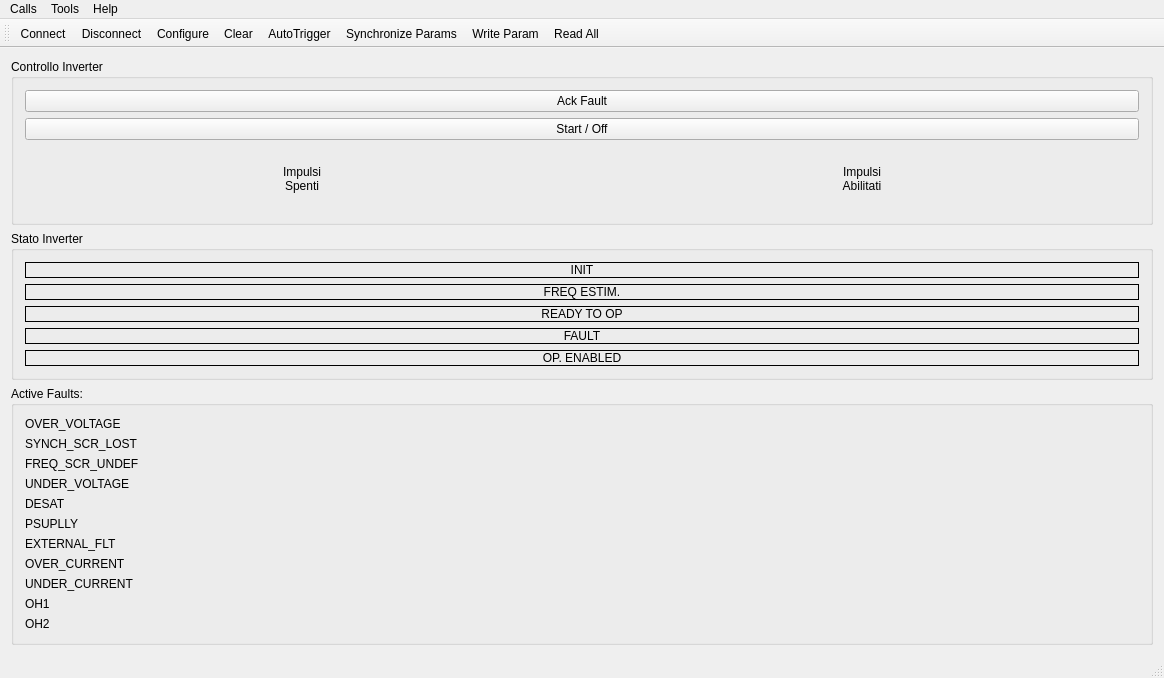
Above: ui/mainwindow.ui from lgrittin/ike_gui before the change. Below: the same form after it.
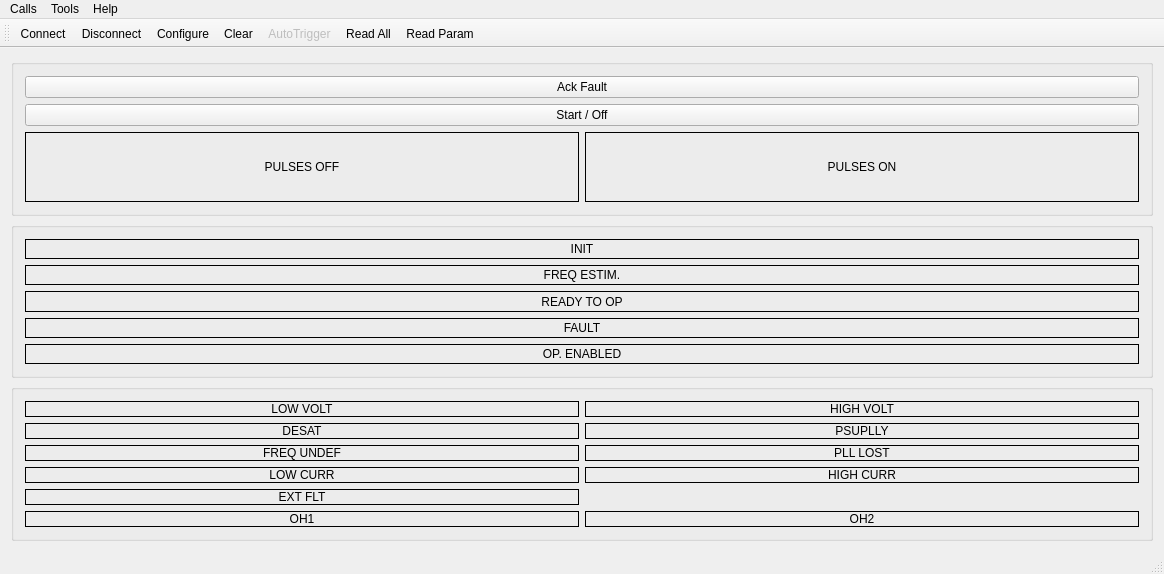
That is the form after the change. Icons and pictures are not drawn.

Diff of the .ui file:
```diff
--- a/ui/mainwindow.ui
+++ b/ui/mainwindow.ui
@@ -7,7 +7,7 @@
     <x>0</x>
     <y>0</y>
     <width>1164</width>
-    <height>678</height>
+    <height>574</height>
    </rect>
   </property>
   <property name="sizePolicy">
@@ -24,15 +24,18 @@
   </property>
   <widget class="QWidget" name="centralWidget">
    <layout class="QGridLayout" name="gridLayout">
-    <item row="2" column="1">
+    <item row="2" column="0" rowspan="2">
      <widget class="QGroupBox" name="groupBox_statoInverter">
       <property name="title">
-       <string>Stato Inverter</string>
+       <string/>
       </property>
       <property name="flat">
        <bool>false</bool>
       </property>
       <layout class="QVBoxLayout" name="verticalLayout_2">
+       <property name="sizeConstraint">
+        <enum>QLayout::SetDefaultConstraint</enum>
+       </property>
        <item>
         <widget class="QLabel" name="label_init">
          <property name="focusPolicy">
@@ -131,105 +134,18 @@
       </layout>
      </widget>
     </item>
-    <item row="3" column="1">
-     <widget class="QGroupBox" name="groupBox">
-      <property name="title">
-       <string>Active Faults:</string>
-      </property>
-      <layout class="QVBoxLayout" name="verticalLayout_3">
-       <item>
-        <layout class="QVBoxLayout" name="verticalLayout">
-         <item>
-          <widget class="QLabel" name="label_OVER_VOLTAGE">
-           <property name="text">
-            <string>OVER_VOLTAGE</string>
-           </property>
-          </widget>
-         </item>
-         <item>
-          <widget class="QLabel" name="label_SYNCH_SCR_LOST">
-           <property name="text">
-            <string>SYNCH_SCR_LOST</string>
-           </property>
-          </widget>
-         </item>
-         <item>
-          <widget class="QLabel" name="label_FREQ_SCR_UNDEF">
-           <property name="text">
-            <string>FREQ_SCR_UNDEF</string>
-           </property>
-          </widget>
-         </item>
-         <item>
-          <widget class="QLabel" name="label_UNDER_VOLTAGE">
-           <property name="text">
-            <string>UNDER_VOLTAGE</string>
-           </property>
-          </widget>
-         </item>
-         <item>
-          <widget class="QLabel" name="label_DESAT">
-           <property name="text">
-            <string>DESAT</string>
-           </property>
-          </widget>
-         </item>
-         <item>
-          <widget class="QLabel" name="label_PSUPLLY">
-           <property name="text">
-            <string>PSUPLLY</string>
-           </property>
-          </widget>
-         </item>
-         <item>
-          <widget class="QLabel" name="label_EXTERNAL_FLT">
-           <property name="text">
-            <string>EXTERNAL_FLT</string>
-           </property>
-          </widget>
-         </item>
-         <item>
-          <widget class="QLabel" name="label_OVER_CURRENT">
-           <property name="text">
-            <string>OVER_CURRENT</string>
-           </property>
-          </widget>
-         </item>
-         <item>
-          <widget class="QLabel" name="label_UNDER_CURRENT">
-           <property name="text">
-            <string>UNDER_CURRENT</string>
-           </property>
-          </widget>
-         </item>
-         <item>
-          <widget class="QLabel" name="label_OH1">
-           <property name="text">
-            <string>OH1</string>
-           </property>
-          </widget>
-         </item>
-         <item>
-          <widget class="QLabel" name="label_OH2">
-           <property name="text">
-            <string>OH2</string>
-           </property>
-          </widget>
-         </item>
-        </layout>
-       </item>
-      </layout>
-     </widget>
-    </item>
-    <item row="0" column="1" rowspan="2">
+    <item row="0" column="0" rowspan="2">
      <widget class="QGroupBox" name="groupBox_controlloInverter">
       <property name="title">
-       <string>Controllo Inverter</string>
+       <string/>
       </property>
       <property name="flat">
        <bool>false</bool>
       </property>
       <layout class="QGridLayout" name="gridLayout_2">
+       <property name="sizeConstraint">
+        <enum>QLayout::SetDefaultConstraint</enum>
+       </property>
        <item row="1" column="0" colspan="2">
         <widget class="QPushButton" name="pushButton_start">
          <property name="text">
@@ -252,9 +168,11 @@
        </item>
        <item row="2" column="0">
         <widget class="QLabel" name="label_ImpulsiSpenti">
+         <property name="frameShape">
+          <enum>QFrame::Box</enum>
+         </property>
          <property name="text">
-          <string>Impulsi
-Spenti</string>
+          <string>PULSES OFF</string>
          </property>
          <property name="alignment">
           <set>Qt::AlignCenter</set>
@@ -263,9 +181,11 @@
        </item>
        <item row="2" column="1">
         <widget class="QLabel" name="label_impulsiAttivi">
+         <property name="frameShape">
+          <enum>QFrame::Box</enum>
+         </property>
          <property name="text">
-          <string>Impulsi
-Abilitati</string>
+          <string>PULSES ON</string>
          </property>
          <property name="alignment">
           <set>Qt::AlignCenter</set>
@@ -275,15 +195,161 @@
       </layout>
      </widget>
     </item>
-    <item row="3" column="0">
-     <layout class="QHBoxLayout" name="horizontalLayout_process"/>
-    </item>
-    <item row="0" column="0" rowspan="3">
-     <layout class="QHBoxLayout" name="horizontalLayout_params">
-      <property name="sizeConstraint">
-       <enum>QLayout::SetDefaultConstraint</enum>
+    <item row="4" column="0">
+     <widget class="QGroupBox" name="groupBox_faults">
+      <property name="title">
+       <string/>
       </property>
-     </layout>
+      <layout class="QVBoxLayout" name="verticalLayout_3">
+       <item>
+        <layout class="QGridLayout" name="gridLayout_3">
+         <item row="0" column="0">
+          <widget class="QLabel" name="label_UNDER_VOLTAGE">
+           <property name="frameShape">
+            <enum>QFrame::Box</enum>
+           </property>
+           <property name="text">
+            <string>LOW VOLT</string>
+           </property>
+           <property name="alignment">
+            <set>Qt::AlignCenter</set>
+           </property>
+          </widget>
+         </item>
+         <item row="0" column="1">
+          <widget class="QLabel" name="label_OVER_VOLTAGE">
+           <property name="frameShape">
+            <enum>QFrame::Box</enum>
+           </property>
+           <property name="text">
+            <string>HIGH VOLT</string>
+           </property>
+           <property name="alignment">
+            <set>Qt::AlignCenter</set>
+           </property>
+          </widget>
+         </item>
+         <item row="1" column="0">
+          <widget class="QLabel" name="label_DESAT">
+           <property name="frameShape">
+            <enum>QFrame::Box</enum>
+           </property>
+           <property name="text">
+            <string>DESAT</string>
+           </property>
+           <property name="alignment">
+            <set>Qt::AlignCenter</set>
+           </property>
+          </widget>
+         </item>
+         <item row="1" column="1">
+          <widget class="QLabel" name="label_PSUPLLY">
+           <property name="frameShape">
+            <enum>QFrame::Box</enum>
+           </property>
+           <property name="text">
+            <string>PSUPLLY</string>
+           </property>
+           <property name="alignment">
+            <set>Qt::AlignCenter</set>
+           </property>
+          </widget>
+         </item>
+         <item row="2" column="0">
+          <widget class="QLabel" name="label_FREQ_SCR_UNDEF">
+           <property name="frameShape">
+            <enum>QFrame::Box</enum>
+           </property>
+           <property name="text">
+            <string>FREQ UNDEF</string>
+           </property>
+           <property name="alignment">
+            <set>Qt::AlignCenter</set>
+           </property>
+          </widget>
+         </item>
+         <item row="2" column="1">
+          <widget class="QLabel" name="label_SYNCH_SCR_LOST">
+           <property name="frameShape">
+            <enum>QFrame::Box</enum>
+           </property>
+           <property name="text">
+            <string>PLL LOST</string>
+           </property>
+           <property name="alignment">
+            <set>Qt::AlignCenter</set>
+           </property>
+          </widget>
+         </item>
+         <item row="3" column="0">
+          <widget class="QLabel" name="label_UNDER_CURRENT">
+           <property name="frameShape">
+            <enum>QFrame::Box</enum>
+           </property>
+           <property name="text">
+            <string>LOW CURR</string>
+           </property>
+           <property name="alignment">
+            <set>Qt::AlignCenter</set>
+           </property>
+          </widget>
+         </item>
+         <item row="3" column="1">
+          <widget class="QLabel" name="label_OVER_CURRENT">
+           <property name="frameShape">
+            <enum>QFrame::Box</enum>
+           </property>
+           <property name="text">
+            <string>HIGH CURR</string>
+           </property>
+           <property name="alignment">
+            <set>Qt::AlignCenter</set>
+           </property>
+          </widget>
+         </item>
+         <item row="5" column="0">
+          <widget class="QLabel" name="label_OH1">
+           <property name="frameShape">
+            <enum>QFrame::Box</enum>
+           </property>
+           <property name="text">
+            <string>OH1</string>
+           </property>
+           <property name="alignment">
+            <set>Qt::AlignCenter</set>
+           </property>
+          </widget>
+         </item>
+         <item row="5" column="1">
+          <widget class="QLabel" name="label_OH2">
+           <property name="frameShape">
+            <enum>QFrame::Box</enum>
+           </property>
+           <property name="text">
+            <string>OH2</string>
+           </property>
+           <property name="alignment">
+            <set>Qt::AlignCenter</set>
+           </property>
+          </widget>
+         </item>
+         <item row="4" column="0">
+          <widget class="QLabel" name="label_EXTERNAL_FLT">
+           <property name="frameShape">
+            <enum>QFrame::Box</enum>
+           </property>
+           <property name="text">
+            <string>EXT FLT</string>
+           </property>
+           <property name="alignment">
+            <set>Qt::AlignCenter</set>
+           </property>
+          </widget>
+         </item>
+        </layout>
+       </item>
+      </layout>
+     </widget>
     </item>
    </layout>
   </widget>
@@ -337,9 +403,8 @@
    <addaction name="actionConfigure"/>
    <addaction name="actionClear"/>
    <addaction name="actionAutoTrigger"/>
-   <addaction name="actionSynchronizeParams"/>
-   <addaction name="actionWrite_Param"/>
-   <addaction name="actionRead_All"/>
+   <addaction name="actionReadAll"/>
+   <addaction name="actionRead_Param"/>
   </widget>
   <action name="actionAbout">
    <property name="text">
@@ -434,22 +499,28 @@
     <string>Open Log</string>
    </property>
   </action>
-  <action name="actionSynchronizeParams">
+  <action name="actionReadAll">
+   <property name="checkable">
+    <bool>true</bool>
+   </property>
    <property name="icon">
     <iconset resource="../IKE_gui.qrc">
-     <normaloff>:/images/icons8-synchronize-32.png</normaloff>:/images/icons8-synchronize-32.png</iconset>
+     <normaloff>:/images/icons8-restart-50.png</normaloff>:/images/icons8-restart-50.png</iconset>
    </property>
    <property name="text">
-    <string>Synchronize Params</string>
+    <string>Read All</string>
    </property>
    <property name="toolTip">
-    <string>Write Params And Read All</string>
+    <string>Read Parameters and Process Data</string>
    </property>
   </action>
   <action name="actionAutoTrigger">
    <property name="checkable">
     <bool>true</bool>
    </property>
+   <property name="enabled">
+    <bool>false</bool>
+   </property>
    <property name="icon">
     <iconset resource="../IKE_gui.qrc">
      <normaloff>:/images/icons8-agopressione-50.png</normaloff>:/images/icons8-agopressione-50.png</iconset>
@@ -461,28 +532,16 @@
     <string>Istantaneous Write Params</string>
    </property>
   </action>
-  <action name="actionWrite_Param">
+  <action name="actionRead_Param">
    <property name="icon">
     <iconset resource="../IKE_gui.qrc">
-     <normaloff>:/images/icons8-scaricare-50.png</normaloff>:/images/icons8-scaricare-50.png</iconset>
+     <normaloff>:/images/icons8-upload-64.png</normaloff>:/images/icons8-upload-64.png</iconset>
    </property>
    <property name="text">
-    <string>Write Param</string>
+    <string>Read Param</string>
    </property>
    <property name="toolTip">
-    <string>Write Selected Parameter</string>
-   </property>
-  </action>
-  <action name="actionRead_All">
-   <property name="icon">
-    <iconset resource="../IKE_gui.qrc">
-     <normaloff>:/images/icons8-caricare-50.png</normaloff>:/images/icons8-caricare-50.png</iconset>
-   </property>
-   <property name="text">
-    <string>Read All</string>
-   </property>
-   <property name="toolTip">
-    <string>Read Parameters and Process Data</string>
+    <string>Read Parameter</string>
    </property>
   </action>
  </widget>
```
